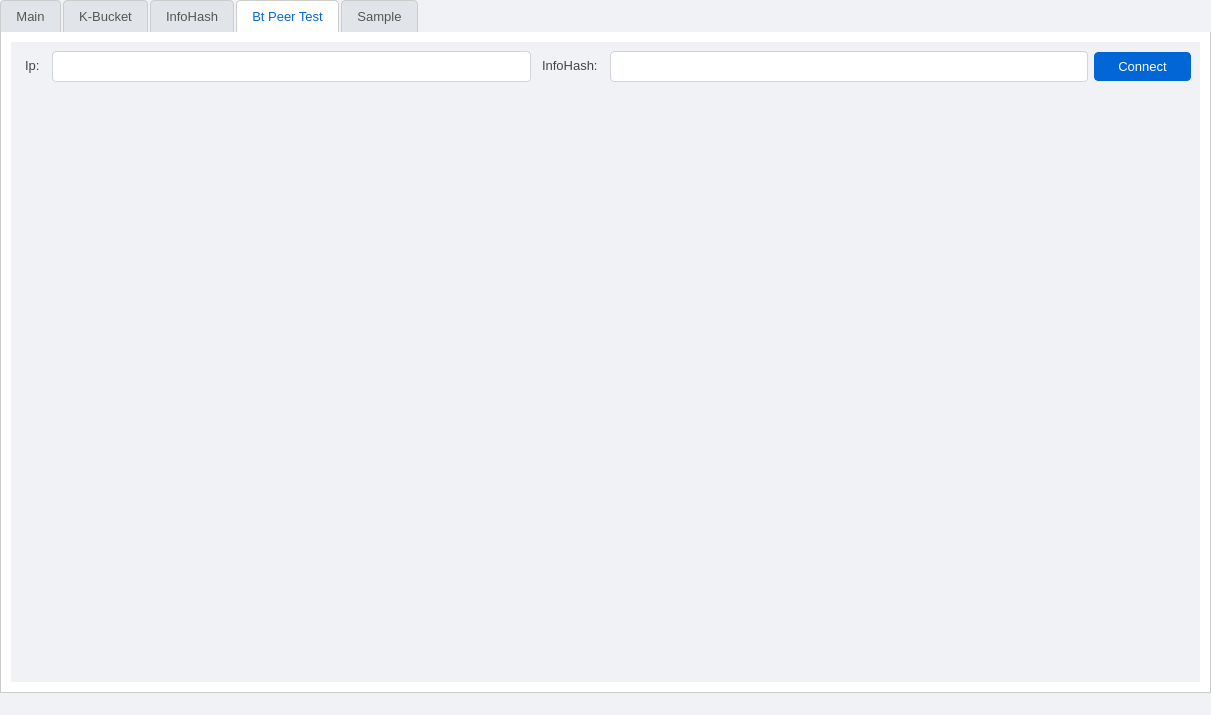
The window that ui/main.ui (BusyStudent/DHT) describes before a commit, drawn with Qt 5.
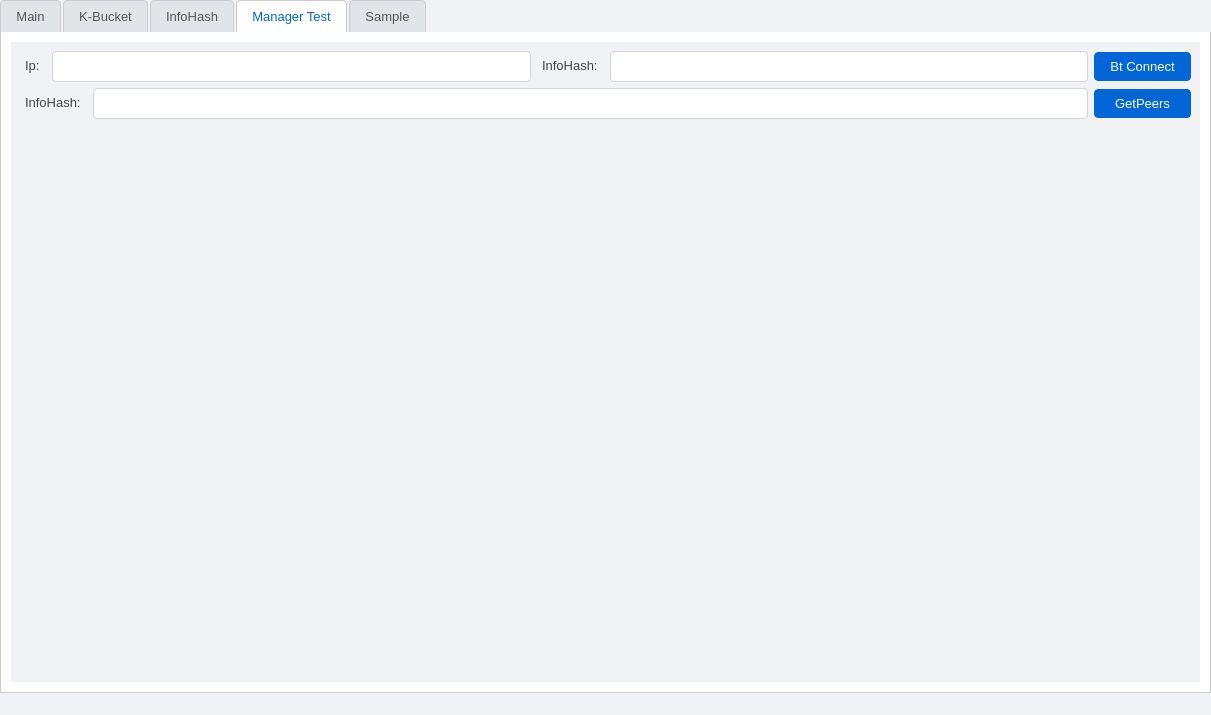
The same window after the commit. The open tabs and pages were chosen to show the change. Icons and pictures are not drawn. Custom widgets are drawn as their Qt base class.

Commit message: [feature] add GetPeersManager

```diff
--- a/ui/main.ui
+++ b/ui/main.ui
@@ -1016,7 +1016,7 @@
       </widget>
       <widget class="QWidget" name="tab_4">
        <attribute name="title">
-        <string>Bt Peer Test</string>
+        <string>Manager Test</string>
        </attribute>
        <layout class="QVBoxLayout" name="verticalLayout_4">
         <item>
@@ -1048,7 +1048,28 @@
           <item>
            <widget class="QPushButton" name="btConnectButton">
             <property name="text">
-             <string>Connect</string>
+             <string>Bt Connect</string>
+            </property>
+           </widget>
+          </item>
+         </layout>
+        </item>
+        <item>
+         <layout class="QHBoxLayout" name="horizontalLayout_11">
+          <item>
+           <widget class="QLabel" name="label_11">
+            <property name="text">
+             <string>InfoHash:</string>
+            </property>
+           </widget>
+          </item>
+          <item>
+           <widget class="QLineEdit" name="getPeersManagerEdit"/>
+          </item>
+          <item>
+           <widget class="QPushButton" name="getPeersManagerButton">
+            <property name="text">
+             <string>GetPeers</string>
             </property>
            </widget>
           </item>
```
Left out of the diff: 2 changed lines with no effect on the pictures. The commit also changes 9 other files.
